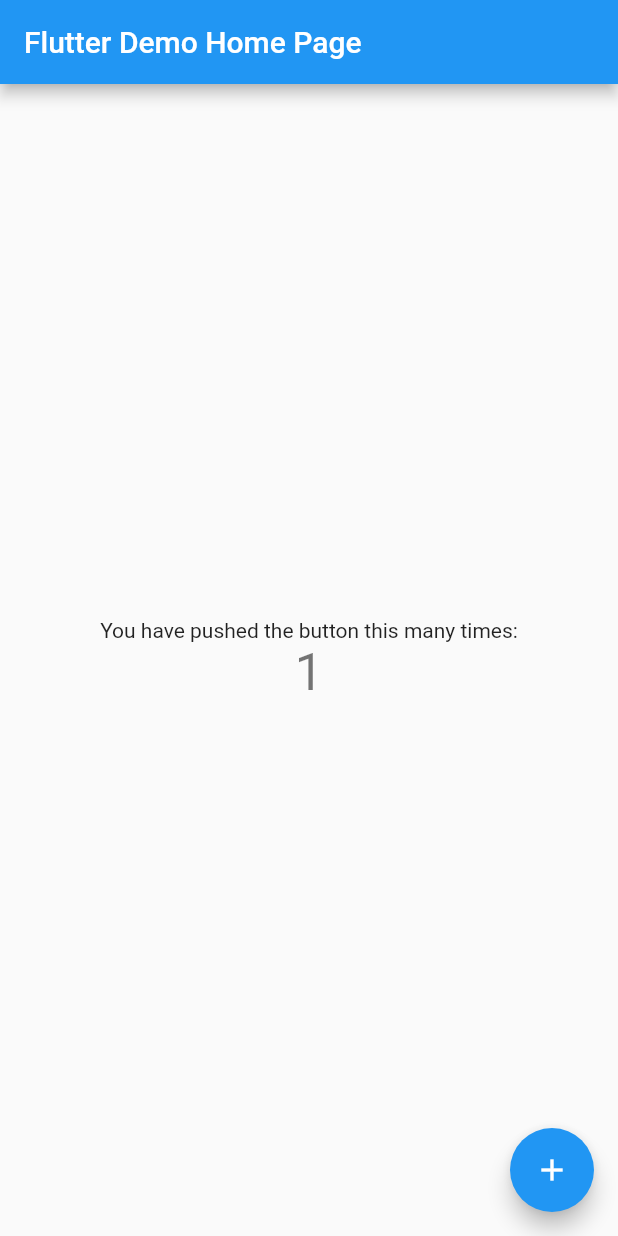
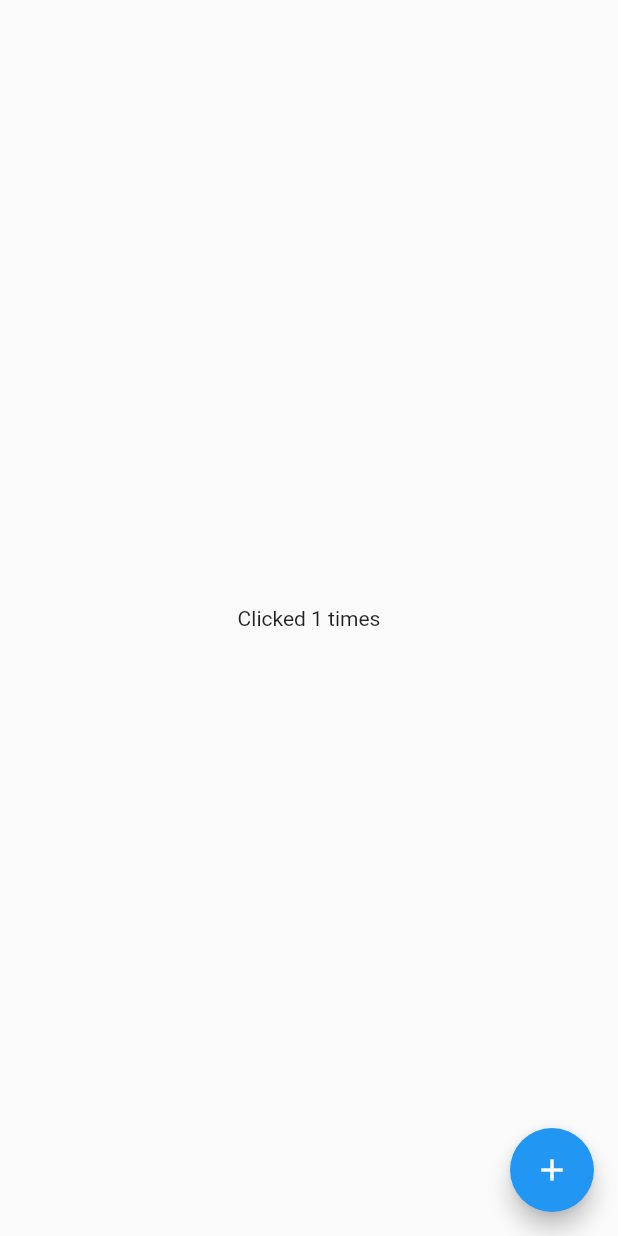
Before and after one commit to williazz/blobgram, a Flutter app: the screen it shows after launch, after a tap on the "add" icon, on a phone screen of 412 x 824 dp. Run offline on Flutter 3.47's test engine with Material 2 defaults, Android fonts, the phone set to English and light mode, and no system bars; our stand-ins replace get.

Commit message:
basic counter app

```diff
--- /dev/null
+++ b/lib/app.dart
@@ -0,0 +1,38 @@
+import 'package:flutter/material.dart';
+import 'package:get/get.dart';
+
+class CounterApp extends StatelessWidget {
+  const CounterApp({Key? key}) : super(key: key);
+
+  @override
+  Widget build(BuildContext context) {
+    return GetMaterialApp(
+      debugShowCheckedModeBanner: false,
+      home: HomeScreen(),
+    );
+  }
+}
+
+class CounterController extends GetxController {
+  CounterController() : super();
+  var count = 0.obs;
+  increment() => count++;
+}
+
+class HomeScreen extends StatelessWidget {
+  HomeScreen({Key? key}) : super(key: key);
+
+  final _controller = CounterController();
+
+  @override
+  Widget build(BuildContext context) {
+    return Scaffold(
+      body:
+          Center(child: Obx(() => Text('Clicked ${_controller.count} times'))),
+      floatingActionButton: FloatingActionButton(
+        onPressed: _controller.increment,
+        child: const Icon(Icons.add),
+      ),
+    );
+  }
+}
--- a/lib/main.dart
+++ b/lib/main.dart
@@ -1,115 +1,9 @@
 import 'package:flutter/material.dart';
 
+import 'app.dart';
+
 void main() {
-  runApp(const MyApp());
+  runApp(
+    const CounterApp(),
+  );
 }
-
-class MyApp extends StatelessWidget {
-  const MyApp({Key? key}) : super(key: key);
-
-  // This widget is the root of your application.
-  @override
-  Widget build(BuildContext context) {
-    return MaterialApp(
-      title: 'Flutter Demo',
-      theme: ThemeData(
-        // This is the theme of your application.
-        //
-        // Try running your application with "flutter run". You'll see the
-        // application has a blue toolbar. Then, without quitting the app, try
-        // changing the primarySwatch below to Colors.green and then invoke
-        // "hot reload" (press "r" in the console where you ran "flutter run",
-        // or simply save your changes to "hot reload" in a Flutter IDE).
-        // Notice that the counter didn't reset back to zero; the application
-        // is not restarted.
-        primarySwatch: Colors.blue,
-      ),
-      home: const MyHomePage(title: 'Flutter Demo Home Page'),
-    );
-  }
-}
-
-class MyHomePage extends StatefulWidget {
-  const MyHomePage({Key? key, required this.title}) : super(key: key);
-
-  // This widget is the home page of your application. It is stateful, meaning
-  // that it has a State object (defined below) that contains fields that affect
-  // how it looks.
-
-  // This class is the configuration for the state. It holds the values (in this
-  // case the title) provided by the parent (in this case the App widget) and
-  // used by the build method of the State. Fields in a Widget subclass are
-  // always marked "final".
-
-  final String title;
-
-  @override
-  State<MyHomePage> createState() => _MyHomePageState();
-}
-
-class _MyHomePageState extends State<MyHomePage> {
-  int _counter = 0;
-
-  void _incrementCounter() {
-    setState(() {
-      // This call to setState tells the Flutter framework that something has
-      // changed in this State, which causes it to rerun the build method below
-      // so that the display can reflect the updated values. If we changed
-      // _counter without calling setState(), then the build method would not be
-      // called again, and so nothing would appear to happen.
-      _counter++;
-    });
-  }
-
-  @override
-  Widget build(BuildContext context) {
-    // This method is rerun every time setState is called, for instance as done
-    // by the _incrementCounter method above.
-    //
-    // The Flutter framework has been optimized to make rerunning build methods
-    // fast, so that you can just rebuild anything that needs updating rather
-    // than having to individually change instances of widgets.
-    return Scaffold(
-      appBar: AppBar(
-        // Here we take the value from the MyHomePage object that was created by
-        // the App.build method, and use it to set our appbar title.
-        title: Text(widget.title),
-      ),
-      body: Center(
-        // Center is a layout widget. It takes a single child and positions it
-        // in the middle of the parent.
-        child: Column(
-          // Column is also a layout widget. It takes a list of children and
-          // arranges them vertically. By default, it sizes itself to fit its
-          // children horizontally, and tries to be as tall as its parent.
-          //
-          // Invoke "debug painting" (press "p" in the console, choose the
-          // "Toggle Debug Paint" action from the Flutter Inspector in Android
-          // Studio, or the "Toggle Debug Paint" command in Visual Studio Code)
-          // to see the wireframe for each widget.
-          //
-          // Column has various properties to control how it sizes itself and
-          // how it positions its children. Here we use mainAxisAlignment to
-          // center the children vertically; the main axis here is the vertical
-          // axis because Columns are vertical (the cross axis would be
-          // horizontal).
-          mainAxisAlignment: MainAxisAlignment.center,
-          children: <Widget>[
-            const Text(
-              'You have pushed the button this many times:',
-            ),
-            Text(
-              '$_counter',
-              style: Theme.of(context).textTheme.headline4,
-            ),
-          ],
-        ),
-      ),
-      floatingActionButton: FloatingActionButton(
-        onPressed: _incrementCounter,
-        tooltip: 'Increment',
-        child: const Icon(Icons.add),
-      ), // This trailing comma makes auto-formatting nicer for build methods.
-    );
-  }
-}
--- a/pubspec.yaml
+++ b/pubspec.yaml
@@ -34,6 +34,8 @@
   # The following adds the Cupertino Icons font to your application.
   # Use with the CupertinoIcons class for iOS style icons.
   cupertino_icons: ^1.0.2
+  get: ^4.6.1
+  get_it: ^7.2.0
 
 dev_dependencies:
   flutter_test:
```
Also changed, not shown: pubspec.lock, 2 other files.
